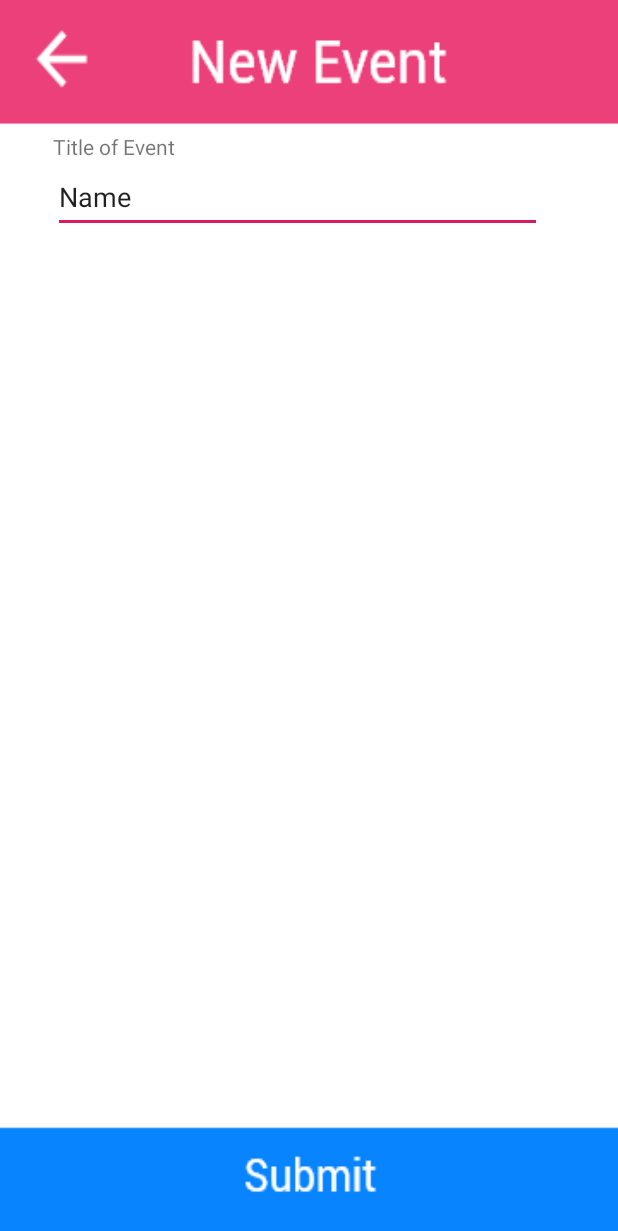
After one commit to Allen589/AndroidScavenge, an Android app: the PostActivity screen opened directly, with no data from a screen before it, on a phone screen of 412 x 824 dp. The commit adds this screen. Shown: the top 1231 px of the screen. Run offline under Robolectric (Android 15) with nearby library versions, the phone set to English and light mode, and no system bars.

Commit message:
Began posting page, edited app name.

```diff
--- a/app/src/main/AndroidManifest.xml
+++ b/app/src/main/AndroidManifest.xml
@@ -9,7 +9,8 @@
         android:roundIcon="@mipmap/ic_launcher_round"
         android:supportsRtl="true"
         android:theme="@style/AppTheme">
-        <activity android:name=".EventList"></activity>
+        <activity android:name=".PostActivity"></activity>
+        <activity android:name=".EventList" />
         <activity android:name=".MapActivity" />
         <activity android:name=".WelcomeActivity">
             <intent-filter>
@@ -24,7 +25,7 @@
         <activity android:name=".transactionApplePay" />
         <activity android:name=".transactionPaymentOptionScreen" />
         <activity android:name=".order_activity" />
-        <activity android:name=".MainActivity"></activity>
+        <activity android:name=".MainActivity" />
     </application>
 
 </manifest>
--- a/app/src/main/java/com/example/transaction/MapActivity.java
+++ b/app/src/main/java/com/example/transaction/MapActivity.java
@@ -35,6 +35,8 @@ public class MapActivity extends AppCompatActivity {
 
     public void post(View view){
 
+        Intent intent = new Intent(getApplicationContext(), PostActivity.class);
+        startActivity(intent);
     }
     public void browse(View view){
 
--- /dev/null
+++ b/app/src/main/java/com/example/transaction/PostActivity.java
@@ -0,0 +1,14 @@
+package com.example.transaction;
+
+import androidx.appcompat.app.AppCompatActivity;
+
+import android.os.Bundle;
+
+public class PostActivity extends AppCompatActivity {
+
+    @Override
+    protected void onCreate(Bundle savedInstanceState) {
+        super.onCreate(savedInstanceState);
+        setContentView(R.layout.activity_post);
+    }
+}
--- a/app/src/main/res/layout/activity_map.xml
+++ b/app/src/main/res/layout/activity_map.xml
@@ -12,12 +12,13 @@
         android:id="@+id/button2"
         android:layout_width="107dp"
         android:layout_height="47dp"
+        android:layout_marginTop="68dp"
         android:alpha="0"
         android:onClick="post"
         android:text="Button"
         app:layout_constraintEnd_toEndOf="parent"
         app:layout_constraintStart_toStartOf="parent"
-        tools:layout_editor_absoluteY="70dp" />
+        app:layout_constraintTop_toTopOf="parent" />
 
     <Button
         android:id="@+id/button3"
--- /dev/null
+++ b/app/src/main/res/layout/activity_post.xml
@@ -0,0 +1,33 @@
+<?xml version="1.0" encoding="utf-8"?>
+<androidx.constraintlayout.widget.ConstraintLayout xmlns:android="http://schemas.android.com/apk/res/android"
+    xmlns:app="http://schemas.android.com/apk/res-auto"
+    xmlns:tools="http://schemas.android.com/tools"
+    android:layout_width="match_parent"
+    android:layout_height="match_parent"
+    android:background="@drawable/post"
+    tools:context=".PostActivity">
+
+    <TextView
+        android:id="@+id/textView"
+        android:layout_width="wrap_content"
+        android:layout_height="wrap_content"
+        android:layout_marginTop="88dp"
+        android:text="Title of Event"
+        app:layout_constraintEnd_toEndOf="parent"
+        app:layout_constraintHorizontal_bias="0.106"
+        app:layout_constraintStart_toStartOf="parent"
+        app:layout_constraintTop_toTopOf="parent" />
+
+    <EditText
+        android:id="@+id/editText"
+        android:layout_width="326dp"
+        android:layout_height="47dp"
+        android:layout_marginTop="108dp"
+        android:ems="10"
+        android:inputType="textPersonName"
+        android:text="Name"
+        app:layout_constraintEnd_toEndOf="parent"
+        app:layout_constraintHorizontal_bias="0.411"
+        app:layout_constraintStart_toStartOf="parent"
+        app:layout_constraintTop_toTopOf="parent" />
+</androidx.constraintlayout.widget.ConstraintLayout>
--- a/app/src/main/res/values/strings.xml
+++ b/app/src/main/res/values/strings.xml
@@ -1,5 +1,5 @@
 <resources>
-    <string name="app_name">transaction</string>
+    <string name="app_name">Scavenge</string>
     <string name="_0">0</string>
     <string name="_0_00">$0.00</string>
     <string name="_0_01">$0.00</string>
```
Also changed, not shown: app/src/main/res/drawable-hdpi/post.png (added).
